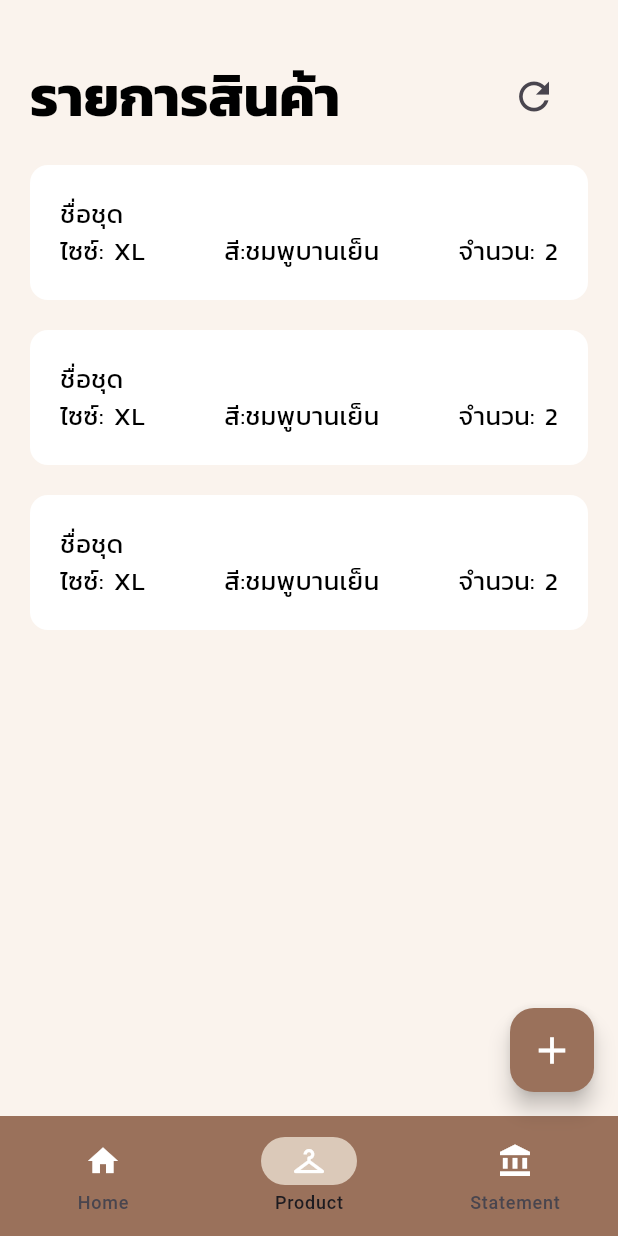
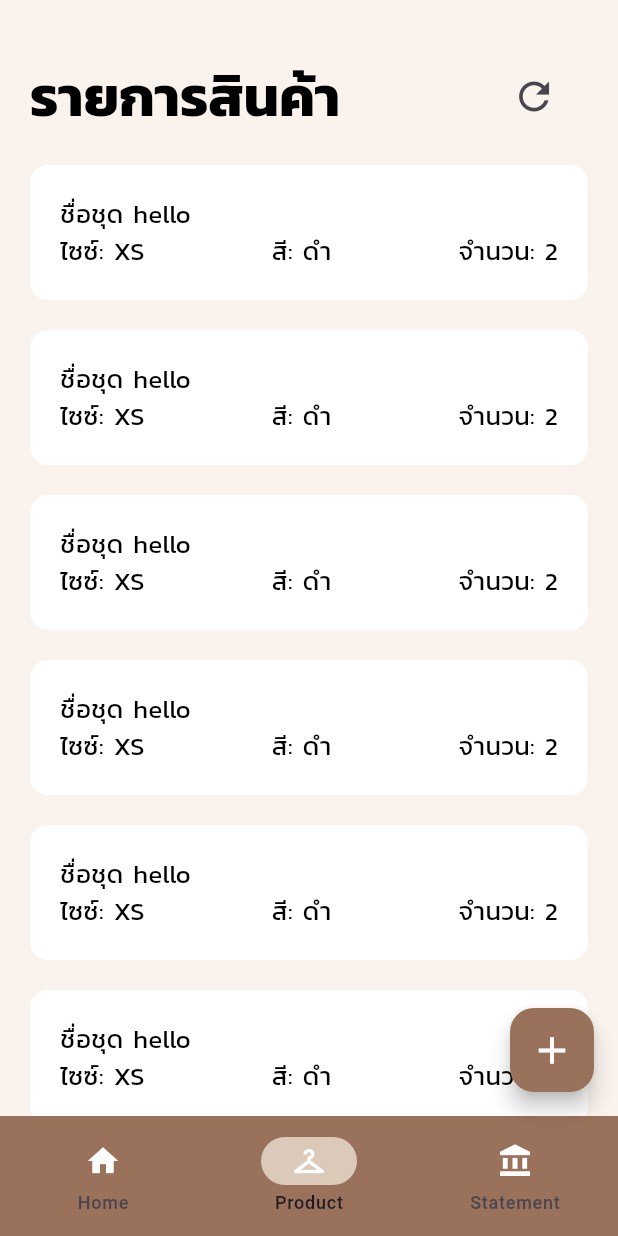
Before and after one commit to Karakapy/rentmylove, a Flutter app: the ListOfProductScreen screen opened by its route, on a phone screen of 412 x 824 dp. Run offline on Flutter 3.47's test engine with Material 3 defaults, Android fonts, the phone set to English and light mode, and no system bars; our stand-ins replace dropdown_button2, firebase_core; accounts and stored records are empty.

Commit message:
Update screen and widget

```diff
--- a/lib/screens/list_of_product_screen.dart
+++ b/lib/screens/list_of_product_screen.dart
@@ -79,20 +79,11 @@ class _ListOfProductScreenState extends State<ListOfProductScreen> {
             ),
             SliverList(
                 delegate: SliverChildBuilderDelegate(
-                  childCount: 3,
-                  (context, index) => ProductCard())
+                  childCount: 10,
+                  (context, index) => ProductCard(name: "hello", size: "XS", color: "ดำ", amount: 2,))
             )
         ]
         )
-
-        // Center(
-        //       child: TextButton(
-        //         onPressed: () {
-        //           Navigator.of(context).push(_createRoute());
-        //         },
-        //         child: Text("Add product"),
-        //       )
-        //   ),
-        );
+    );
   }
 }
--- a/lib/widgets/product_card_widget.dart
+++ b/lib/widgets/product_card_widget.dart
@@ -4,7 +4,11 @@ import 'package:rentmylove/text_style.dart';
 import '../screens/edit_product_screen.dart';
 
 class ProductCard extends StatelessWidget {
-  const ProductCard({super.key});
+  String name;
+  String size;
+  String color;
+  int amount;
+  ProductCard({required this.name, required this.size, required this.color, required this.amount});
 
   Route _createRoute() {
     return PageRouteBuilder(
@@ -44,13 +48,28 @@ class ProductCard extends StatelessWidget {
         mainAxisAlignment: MainAxisAlignment.spaceEvenly,
         crossAxisAlignment: CrossAxisAlignment.start,
           children: [
-           Text("ชื่อชุด", style: RmlTextStyle.normalText,),
+           Text("ชื่อชุด ${this.name}", style: RmlTextStyle.normalText,),
             Row(
               mainAxisAlignment: MainAxisAlignment.spaceBetween,
               children: [
-                Text("ไซซ์: XL", style: RmlTextStyle.normalText,),
-                Text("สี:ชมพูบานเย็น", style: RmlTextStyle.normalText,),
-                Text("จำนวน: 2", style: RmlTextStyle.normalText,)
+                Column(
+                  mainAxisAlignment: MainAxisAlignment.start,
+                  children: [
+                    Text("ไซซ์: ${this.size}", style: RmlTextStyle.normalText,),
+                  ],
+                ),
+                Column(
+                  mainAxisAlignment: MainAxisAlignment.start,
+                  children: [
+                    Text("สี: ${this.color}", style: RmlTextStyle.normalText,),
+                  ],
+                ),
+                Column(
+                  mainAxisAlignment: MainAxisAlignment.start,
+                  children: [
+                    Text("จำนวน: ${this.amount}", style: RmlTextStyle.normalText,)
+                  ],
+                ),
               ],
             )
           ],
```
